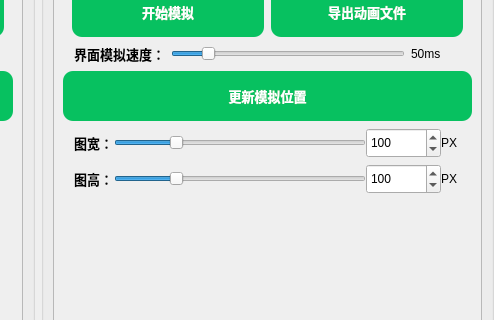
Qt form GY_FunctionUi/GY_AnimationSettingUi.ui (GuangYanJiaoHu/GY_KeyMatrixConverter) before a commit; both pictures show x 418 to 912 and y 118 to 438 of the 912 by 542 pixel window.
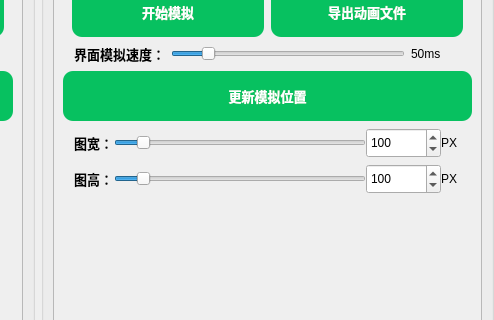
The same form after that commit.

What changed in the file:
```diff
--- a/GY_FunctionUi/GY_AnimationSettingUi.ui
+++ b/GY_FunctionUi/GY_AnimationSettingUi.ui
@@ -523,7 +523,7 @@
                    <number>10</number>
                   </property>
                   <property name="maximum">
-                   <number>400</number>
+                   <number>1000</number>
                   </property>
                   <property name="value">
                    <number>100</number>
@@ -539,7 +539,7 @@
                    <number>10</number>
                   </property>
                   <property name="maximum">
-                   <number>400</number>
+                   <number>1000</number>
                   </property>
                   <property name="value">
                    <number>100</number>
```
Left out of the diff: 4 changed lines with no effect on the pictures.
